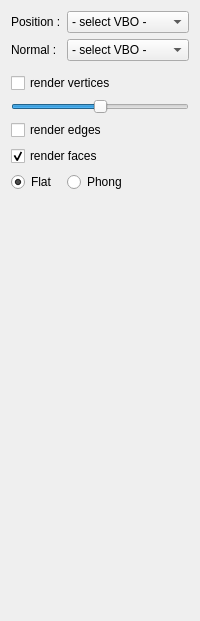
Old version of the form SCHNApps/Plugins/surface_render/forms/surface_render.ui in the repository cgogn/CGoGN.
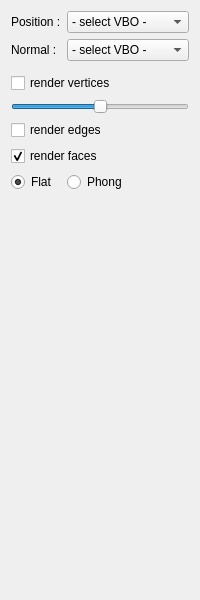
New version of the form.

Diff of the .ui file:
```diff
--- a/SCHNApps/Plugins/surface_render/forms/surface_render.ui
+++ b/SCHNApps/Plugins/surface_render/forms/surface_render.ui
@@ -7,7 +7,7 @@
     <x>0</x>
     <y>0</y>
     <width>200</width>
-    <height>621</height>
+    <height>600</height>
    </rect>
   </property>
   <property name="windowTitle">
```
